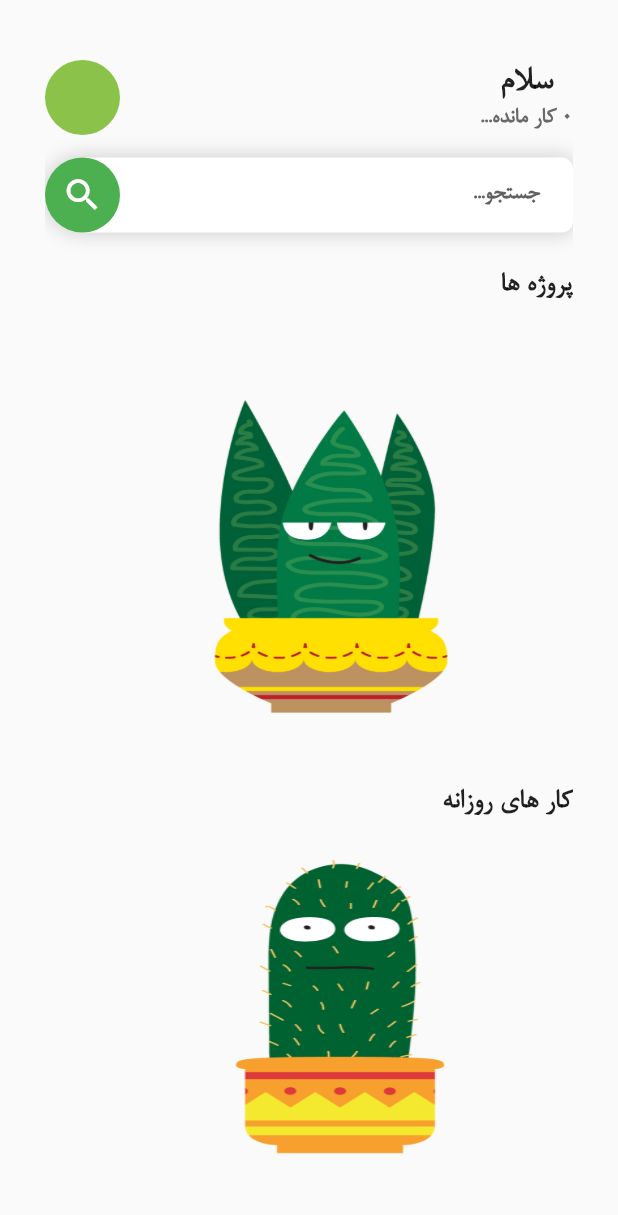
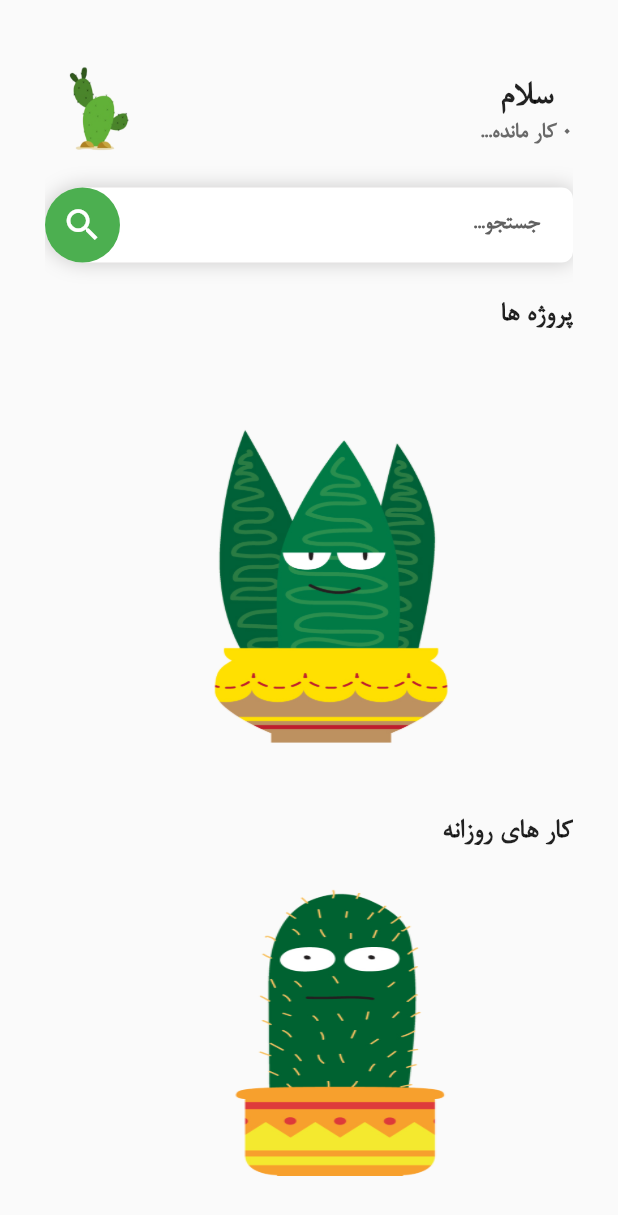
Before and after one commit to triborg34/taskmanagerApp, a Flutter app: the HomeScreen screen opened directly, on a phone screen of 412 x 824 dp. Shown: the top 1215 px of the screen. Run offline on Flutter 3.47's test engine with Material 2 defaults, Android fonts, the light colour scheme and no system bars; our stand-ins replace animated_bottom_navigation_bar, get, hive, hive_flutter, multi_select_flutter, percent_indicator and 2 more; missing offline and left inert: animated_floating_buttons, flutter_walkthrough_screen, persian_datetimepickers; accounts and stored records are empty.

Commit message:
alot of changes

```diff
--- a/lib/screens/home_screen.dart
+++ b/lib/screens/home_screen.dart
@@ -3,6 +3,7 @@ import 'package:flutter/material.dart';
 import 'package:get/get.dart';
 import 'package:taskmannager/consts.dart';
 import 'package:taskmannager/controller/controller.dart';
+import 'package:taskmannager/utils/newfuncs.dart';
 import 'package:taskmannager/widgets/HelloText.dart';
 import 'package:taskmannager/widgets/ListView.dart';
 import 'package:taskmannager/widgets/MyListTilew.dart';
@@ -36,8 +37,9 @@ class _HomeScreenState extends State<HomeScreen> {
                         mainAxisAlignment: MainAxisAlignment.end,
                         children: [
                           CircleAvatar(
-                            backgroundColor: Colors.lightGreen,
-                            radius: 25,
+                            child: Image.asset(getAvtar()),
+                            backgroundColor: Colors.transparent,
+                            radius: 35,
                           ),
                           Spacer(),
                           HelloTextWidget(),
--- a/lib/utils/newfuncs.dart
+++ b/lib/utils/newfuncs.dart
@@ -1,22 +1,38 @@
-
-
+import 'dart:math';
 
 import 'package:get/get.dart';
 import 'package:taskmannager/controller/controller.dart';
 
-void newproj(){
-   Get.find<TimeAndDateController>().displayDay= DateTime.now().day.toString();
-                    Get.find<FieildControllers>().titleController.text='';
-                    Get.find<FieildControllers>().despController.text='';
-                    Get.find<TaskController>().defuiltTime="تاریخ";
-                    Get.find<FieildControllers>().isEditing=false;
-                    Get.find<TimeAndDateController>().currentDateTime=DateTime.now();
+void newproj() {
+  Get.find<TimeAndDateController>().displayDay = DateTime.now().day.toString();
+  Get.find<FieildControllers>().titleController.text = '';
+  Get.find<FieildControllers>().despController.text = '';
+  Get.find<TaskController>().defuiltTime = "تاریخ";
+  Get.find<FieildControllers>().isEditing = false;
+  Get.find<TimeAndDateController>().currentDateTime = DateTime.now();
 }
 
-void newtask(){
-  Get.find<FieildControllers>().isEditing=false;
-                    Get.find<FieildControllers>().taskFieldController.text='';
-                    Get.find<FieildControllers>().noteFieldController.text='';
-                    Get.find<TaskController>().defuiltTime="تاریخ";
-                    Get.find<TaskController>().displayvalue=Get.find<TaskController>().items[0];
+void newtask() {
+  Get.find<FieildControllers>().isEditing = false;
+  Get.find<FieildControllers>().taskFieldController.text = '';
+  Get.find<FieildControllers>().noteFieldController.text = '';
+  Get.find<TaskController>().defuiltTime = "تاریخ";
+  Get.find<TaskController>().displayvalue = Get.find<TaskController>().items[0];
 }
+
+String getAvtar() {
+  String commonPaths = 'assets/images';
+
+  List<String> avatarPaths = [
+    '$commonPaths/avatar1.png',
+    '$commonPaths/avatar2.png',
+    '$commonPaths/avatar3.png',
+    '$commonPaths/avatar4.png',
+    '$commonPaths/avatar5.png',
+    '$commonPaths/avatar6.png'
+  ];
+
+  final _random=Random();
+  String choice=avatarPaths[_random.nextInt(avatarPaths.length)];
+  return choice;
+}
--- a/lib/widgets/myTextField.dart
+++ b/lib/widgets/myTextField.dart
@@ -51,6 +51,7 @@ class _RightTextRowState extends State<RightTextRow> {
       children: [
         TextButton(
           onPressed: () {
+            Get.find<FieildControllers>().categoryFieldController.text='';
             Get.defaultDialog(
                 title: 'موضوع',
                 content: Column(
```
Also changed, not shown: lib/screens/categorys_screen.dart (+80 -17 lines), assets/images/avatar1.png (added), assets/images/avatar2.png (added), assets/images/avatar3.png (added), assets/images/avatar4.png (added), assets/images/avatar5.png (added), assets/images/avatar6.png (added).
